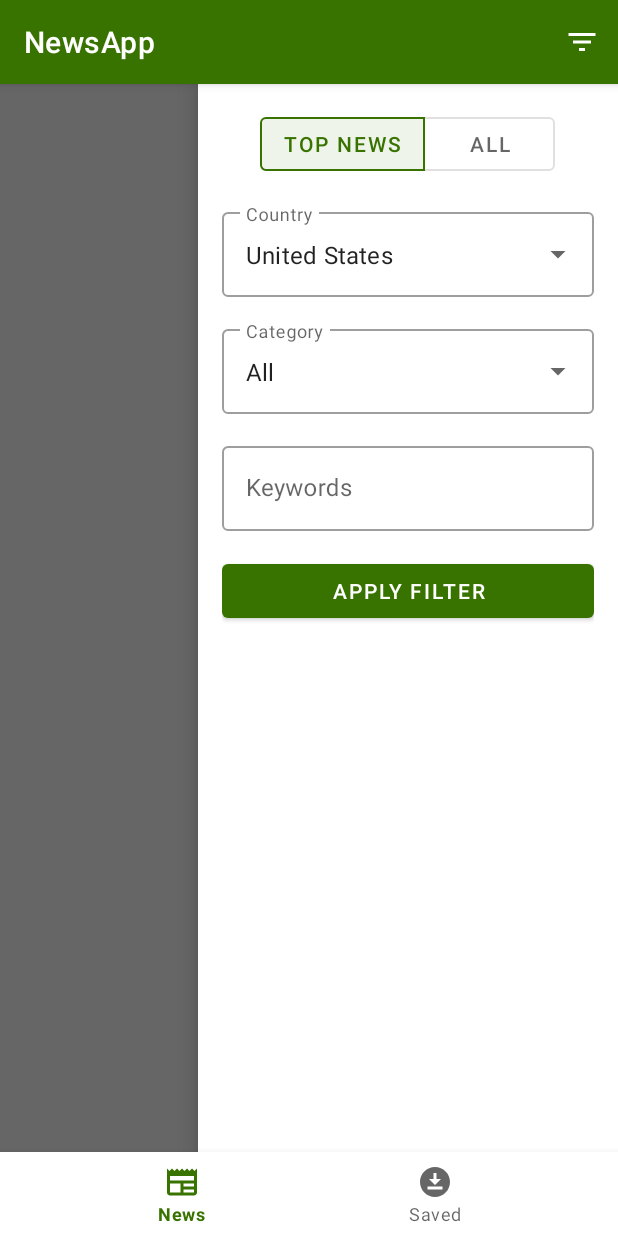
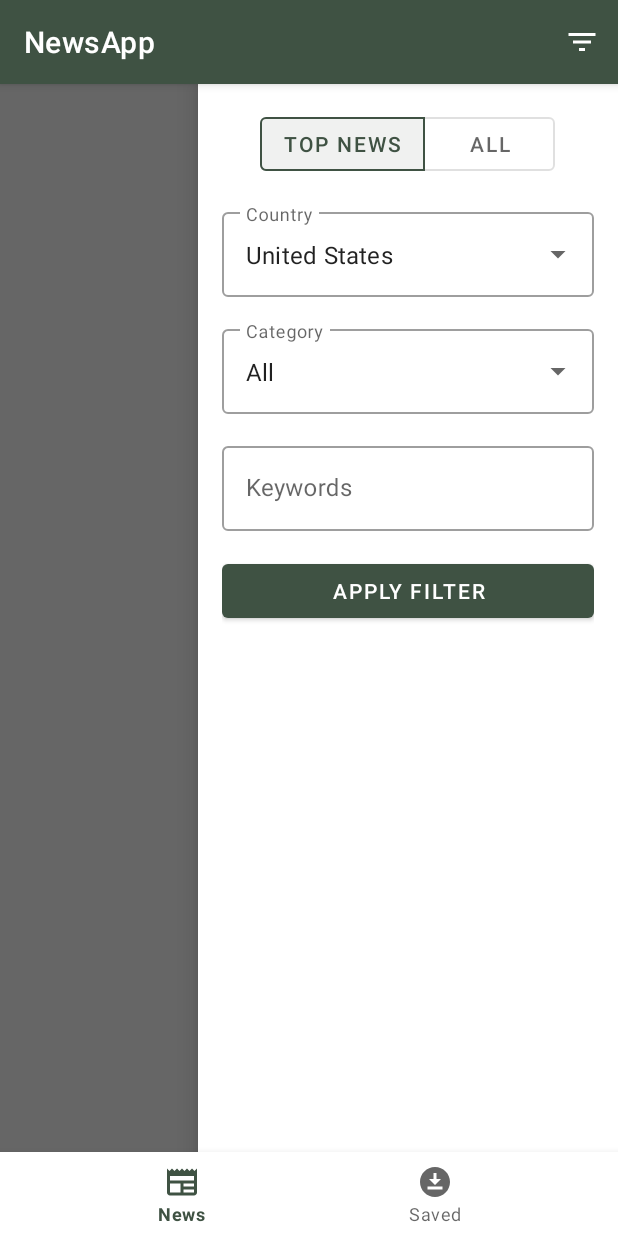
Before and after one commit to k-surtel/NewsApp, an Android app: the screen it shows after launch (MainActivity), with the side drawer open, on a phone screen of 412 x 824 dp. Run offline under Robolectric (Android 15) with nearby library versions, the phone set to English and light mode, and no system bars; our stand-ins replace Dagger/Hilt's generated code, navigation-ui; libraries missing offline, so code that uses them is left out: com.couchbase.lite; pictures from the network do not load; 1 statement that could not run was skipped.

Commit message:
Colors adjustment

```diff
--- a/app/src/main/res/values-night/themes.xml
+++ b/app/src/main/res/values-night/themes.xml
@@ -1,13 +1,10 @@
 <resources>
-    <!-- Base application theme. -->
     <style name="Theme.NewsApp" parent="Theme.MaterialComponents.DayNight.DarkActionBar">
         <!-- Primary brand color. -->
-        <item name="colorPrimary">@color/primary_color</item>
-        <item name="colorPrimaryVariant">@color/primary_color</item>
+        <item name="colorPrimary">@color/night_primary_color</item>
+        <item name="colorPrimaryVariant">@color/night_primary_color</item>
         <item name="colorOnPrimary">@color/black</item>
         <!-- Secondary brand color. -->
-        <item name="colorSecondary">@color/secondary_color_dark</item>
-        <item name="colorSecondaryVariant">@color/secondary_color_dark</item>
         <item name="colorOnSecondary">@color/white</item>
     </style>
 </resources>
--- a/app/src/main/res/values/colors.xml
+++ b/app/src/main/res/values/colors.xml
@@ -2,8 +2,7 @@
 <resources>
     <color name="black">#FF000000</color>
     <color name="white">#FFFFFFFF</color>
-    <color name="primary_color">#387300</color>
-    <color name="secondary_color">#87de35</color>
-    <color name="secondary_color_dark">#234700</color>
+    <color name="primary_color">#3f5243</color>
+    <color name="night_primary_color">#698a70</color>
     <color name="text_color">#2e2e2e</color>
 </resources>
--- a/app/src/main/res/values/themes.xml
+++ b/app/src/main/res/values/themes.xml
@@ -1,17 +1,14 @@
 <resources>
-    <!-- Base application theme. -->
     <style name="Theme.NewsApp" parent="Theme.MaterialComponents.DayNight.DarkActionBar">
         <!-- Primary brand color. -->
         <item name="colorPrimary">@color/primary_color</item>
         <item name="colorPrimaryVariant">@color/primary_color</item>
         <item name="colorOnPrimary">@color/white</item>
         <!-- Secondary brand color. -->
-        <item name="colorSecondary">@color/secondary_color</item>
-        <item name="colorSecondaryVariant">@color/secondary_color</item>
         <item name="colorOnSecondary">@color/black</item>
         <!-- Status bar color. -->
         <item name="android:statusBarColor">?attr/colorPrimaryVariant</item>
-        <!-- Customize your theme here. -->
+        <!-- Main text color. -->
         <item name="android:textColor">@color/text_color</item>
     </style>
 
@@ -21,6 +18,5 @@
     </style>
 
     <style name="Theme.NewsApp.AppBarOverlay" parent="ThemeOverlay.AppCompat.Dark.ActionBar" />
-
     <style name="Theme.NewsApp.PopupOverlay" parent="ThemeOverlay.AppCompat.Light" />
 </resources>
```
